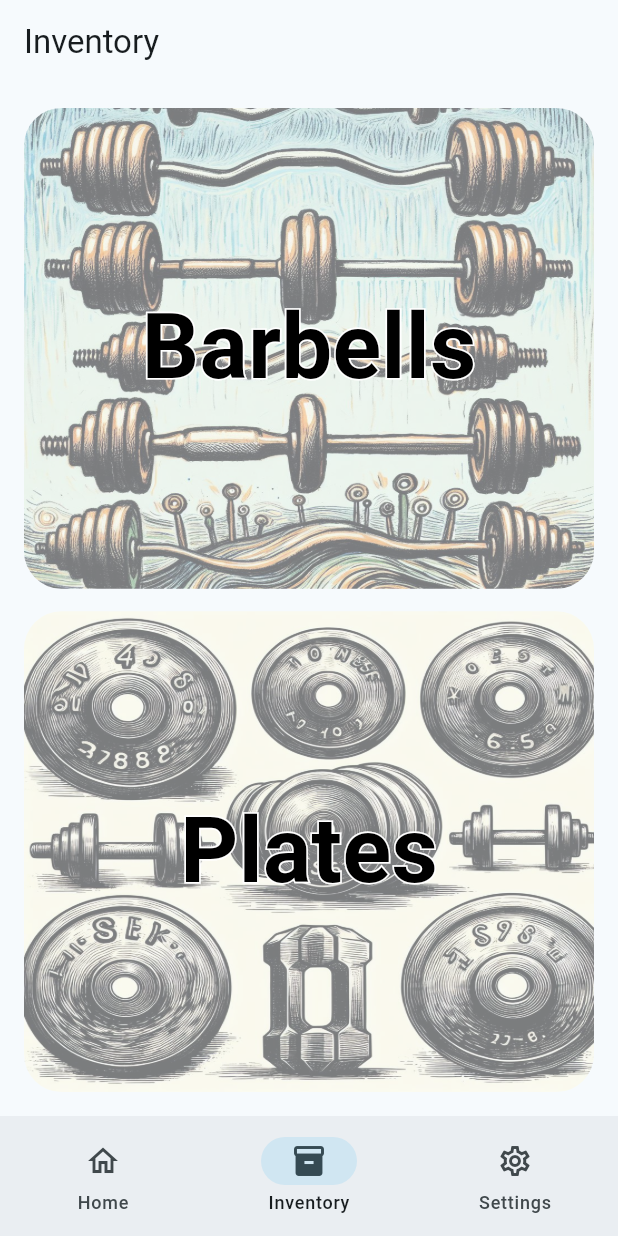
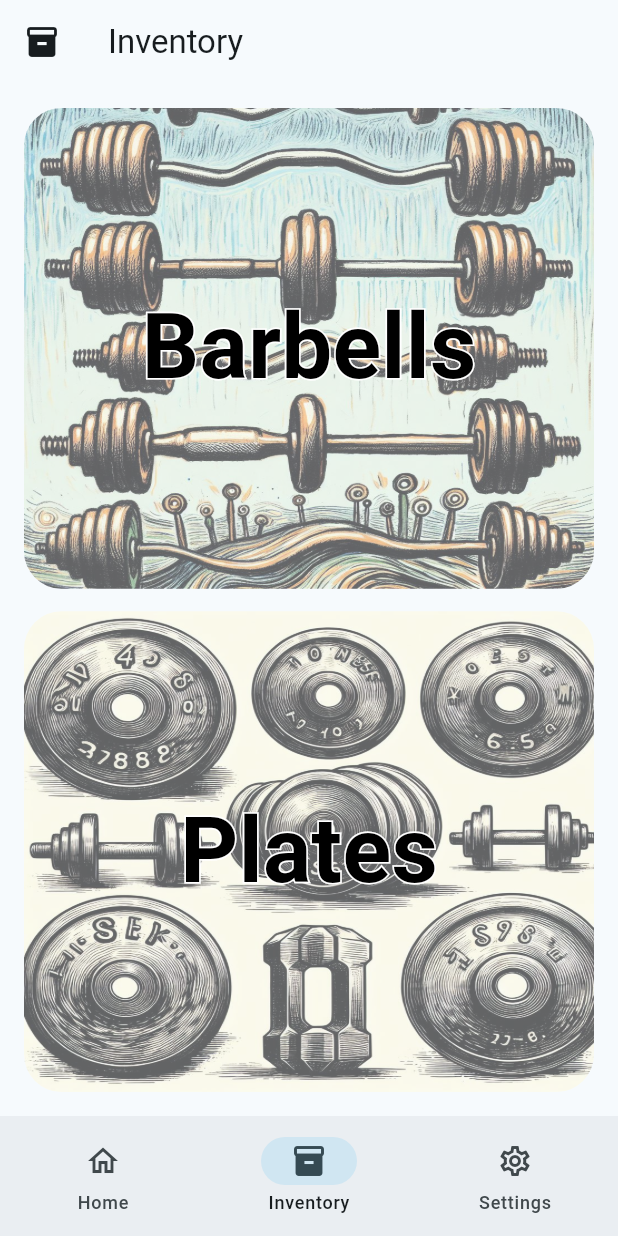
Before and after one commit to ThePi2K/BarbellCalc, a Flutter app: the screen it shows after launch, item 2 of the bottom bar chosen, on a phone screen of 412 x 824 dp. Run offline on Flutter 3.47's test engine with Material 3 defaults, Android fonts, the light colour scheme and no system bars; our stand-ins replace shared_preferences.

Commit message:
added inventory icon

```diff
--- a/barbell_calc/lib/inventory.dart
+++ b/barbell_calc/lib/inventory.dart
@@ -6,7 +6,10 @@ class InventoryPage extends StatelessWidget {
   @override
   Widget build(BuildContext context) {
     return Scaffold(
-      appBar: AppBar(title: const Text('Inventory')),
+      appBar: AppBar(
+        title: const Text('Inventory'),
+        leading: const Icon(Icons.inventory),
+      ),
       body: Padding(
         padding: const EdgeInsets.all(16.0),
         child: Column(
@@ -15,13 +18,15 @@ class InventoryPage extends StatelessWidget {
             Inventory(
               title: 'Barbells',
               image: 'assets/barbell_bing.jpeg',
-              inventoryPage: () => MaterialPageRoute(builder: (context) => const BarbellInventoryPage()),
+              inventoryPage: () => MaterialPageRoute(
+                  builder: (context) => const BarbellInventoryPage()),
             ),
             const SizedBox(height: 15),
             Inventory(
               title: 'Plates',
               image: 'assets/plates_bing.jpeg',
-              inventoryPage: () => MaterialPageRoute(builder: (context) => const PlateInventoryPage()),
+              inventoryPage: () => MaterialPageRoute(
+                  builder: (context) => const PlateInventoryPage()),
             ),
           ],
         ),
@@ -62,7 +67,7 @@ class Inventory extends StatelessWidget {
               fit: BoxFit.fill,
               colorFilter: ColorFilter.mode(
                 // adding BlendMode to picture
-                Colors.white.withOpacity(0.5),
+                Colors.white.withOpacity(0.6),
                 BlendMode.dstATop,
               ),
             ),
```
